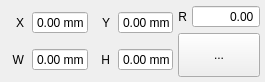
Old version of the form src/widgets/panels/transform-panel.ui in the repository flux3dp/swiftray.
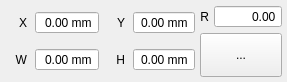
New version of the form. Icons and pictures are not drawn. Custom widgets are drawn as their Qt base class.

Commit message: Support scale lock on the transform panel

What changed in the file:
```diff
--- a/src/widgets/panels/transform-panel.ui
+++ b/src/widgets/panels/transform-panel.ui
@@ -6,7 +6,7 @@
    <rect>
     <x>0</x>
     <y>0</y>
-    <width>265</width>
+    <width>287</width>
     <height>82</height>
    </rect>
   </property>
@@ -291,6 +291,9 @@
         <iconset resource="../../../qml.qrc">
          <normaloff>:/images/icon-lock.png</normaloff>:/images/icon-lock.png</iconset>
        </property>
+       <property name="checkable">
+        <bool>true</bool>
+       </property>
       </widget>
      </item>
     </layout>
```
The commit also changes 3 other files.
